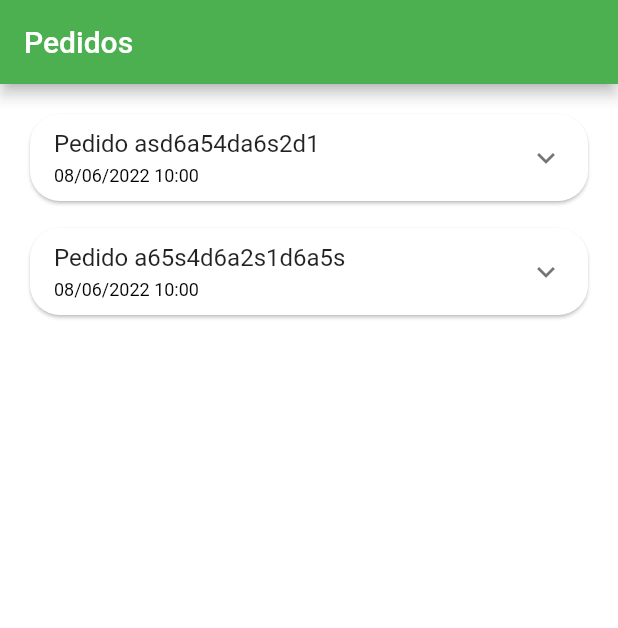
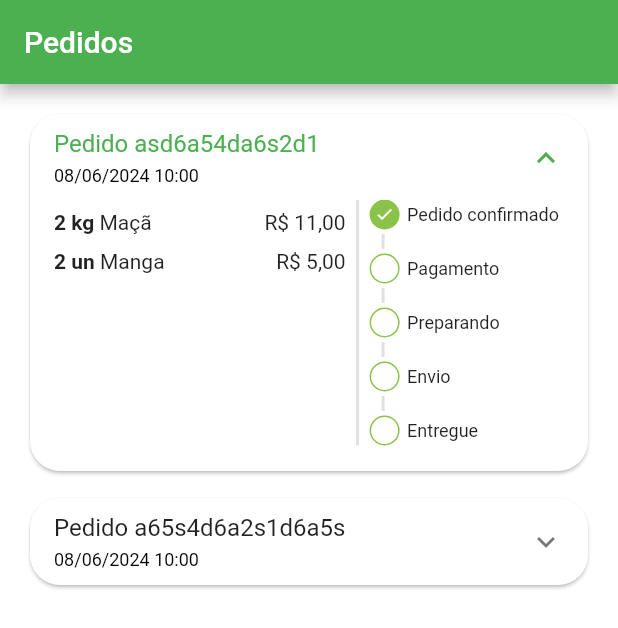
Before and after one commit to douglasgmsantos/udemy-quitanda, a Flutter app: the OrdersTab screen opened directly, on a phone screen of 412 x 824 dp. Shown: the top 628 px of the screen. Run offline on Flutter 3.47's test engine with Material 2 defaults, Android fonts, the phone set to English and light mode, and no system bars; our stand-ins replace animated_text_kit, mask_text_input_formatter.

Commit message:
FEAT: adicionando component de status

```diff
--- a/lib/src/config/app_data.dart
+++ b/lib/src/config/app_data.dart
@@ -94,10 +94,10 @@ List<OrderModel> orders = [
   OrderModel(
     copyAndPaste: 'q1w2e3r4t5y6',
     createdDateTime: DateTime.parse(
-      '2022-06-08 10:00:10.458',
+      '2024-06-08 10:00:10.458',
     ),
     overdueDateTime: DateTime.parse(
-      '2022-06-08 11:00:10.458',
+      '2024-06-08 11:00:10.458',
     ),
     id: 'asd6a54da6s2d1',
     status: 'pending_payment',
@@ -118,10 +118,10 @@ List<OrderModel> orders = [
   OrderModel(
     copyAndPaste: 'q1w2e3r4t5y6',
     createdDateTime: DateTime.parse(
-      '2022-06-08 10:00:10.458',
+      '2024-06-08 10:00:10.458',
     ),
     overdueDateTime: DateTime.parse(
-      '2022-06-08 11:00:10.458',
+      '2024-06-08 11:00:10.458',
     ),
     id: 'a65s4d6a2s1d6a5s',
     status: 'delivered',
--- /dev/null
+++ b/lib/src/pages/orders/components/order_status_widget.dart
@@ -0,0 +1,114 @@
+import 'package:flutter/material.dart';
+import 'package:quitanda/src/config/custom_colors.dart';
+
+class OrderStatusWidget extends StatelessWidget {
+  OrderStatusWidget({super.key, required this.status, required this.isOverdue});
+
+  final String status;
+  final bool isOverdue;
+
+  final Map<String, int> allStatus = <String, int>{
+    "pending_payment": 0,
+    "refunded": 1,
+    "paid": 2,
+    "preparing_purchase": 3,
+    "shipping": 4,
+    "delivered": 5
+  };
+
+  int get currentStatus => allStatus[status]!;
+
+  @override
+  Widget build(BuildContext context) {
+    return Column(
+      crossAxisAlignment: CrossAxisAlignment.start,
+      children: [
+        const _StatusDot(title: "Pedido confirmado", isActive: true),
+        const _CustomDivider(),
+
+        if (currentStatus == 1) ...[
+          const _StatusDot(
+            isActive: true,
+            title: "Pix estornado",
+            backgroundColor: Colors.orange,
+          )
+        ] else if (isOverdue) ...[
+          const _StatusDot(
+            isActive: true,
+            title: "Pagamento Pix vencido",
+            backgroundColor: Colors.red,
+          )
+        ] else ...[
+          _StatusDot(isActive: currentStatus >= 2, title: "Pagamento"),
+          const _CustomDivider(),
+          _StatusDot(isActive: currentStatus >= 3, title: "Preparando"),
+          const _CustomDivider(),
+          _StatusDot(isActive: currentStatus >= 4, title: "Envio"),
+          const _CustomDivider(),
+          _StatusDot(isActive: currentStatus == 5, title: "Entregue"),
+        ]
+
+        // _StatusDot(title: "Teste de pagamento", isActive: false),
+      ],
+    );
+  }
+}
+
+class _CustomDivider extends StatelessWidget {
+  const _CustomDivider();
+
+  @override
+  Widget build(BuildContext context) {
+    return Container(
+      margin: const EdgeInsets.symmetric(horizontal: 8, vertical: 3),
+      height: 10,
+      width: 2,
+      color: Colors.grey.shade300,
+    );
+  }
+}
+
+class _StatusDot extends StatelessWidget {
+  const _StatusDot(
+      {required this.isActive, required this.title, this.backgroundColor});
+
+  final bool isActive;
+  final String title;
+  final Color? backgroundColor;
+
+  @override
+  Widget build(BuildContext context) {
+    return Row(children: [
+      //Dot
+      Container(
+        alignment: Alignment.center,
+        height: 20,
+        width: 20,
+        decoration: BoxDecoration(
+          shape: BoxShape.circle,
+          border: Border.all(color: CustomColors.customSwatchColor),
+          color: isActive
+              ? backgroundColor ?? CustomColors.customSwatchColor
+              : Colors.transparent,
+        ),
+        child: isActive
+            ? const Icon(
+                Icons.check,
+                size: 13,
+                color: Colors.white,
+              )
+            : const SizedBox.shrink(),
+      ),
+
+      const SizedBox(
+        width: 5,
+      ),
+      //Texto
+      Expanded(
+          child: Text(
+        title,
+        style: const TextStyle(fontSize: 12),
+      ))
+    ]);
+  }
+}
--- a/lib/src/pages/orders/components/order_tile.dart
+++ b/lib/src/pages/orders/components/order_tile.dart
@@ -1,6 +1,7 @@
 import 'package:flutter/material.dart';
 import 'package:quitanda/src/model/cart_item_model.dart';
 import 'package:quitanda/src/model/order_model.dart';
+import 'package:quitanda/src/pages/orders/components/order_status_widget.dart';
 import 'package:quitanda/src/utils/utils_services.dart';
 
 class OrderTile extends StatelessWidget {
@@ -16,6 +17,7 @@ class OrderTile extends StatelessWidget {
       child: Theme(
         data: Theme.of(context).copyWith(dividerColor: Colors.transparent),
         child: ExpansionTile(
+          initiallyExpanded: order.status == "pending_payment",
           title: Column(
             crossAxisAlignment: CrossAxisAlignment.start,
             mainAxisSize: MainAxisSize.min,
@@ -32,12 +34,14 @@ class OrderTile extends StatelessWidget {
           ),
           childrenPadding: const EdgeInsets.fromLTRB(16, 0, 16, 16),
           children: [
-            SizedBox(
-              height: 150,
+            IntrinsicHeight(
               child: Row(
                 children: [
+                  //Itens do pedido
                   Expanded(
                     flex: 3,
+                    child: SizedBox(
+                      height: 150,
                       child: ListView(
                         children: order.items
                             .map((orderItem) => _OrderItemWidget(
@@ -47,10 +51,20 @@ class OrderTile extends StatelessWidget {
                             .toList(),
                       ),
                     ),
+                  ),
+
+                  //divisão
+                  VerticalDivider(
+                    color: Colors.grey.shade300,
+                    thickness: 2,
+                  ),
+
+                  //Status d pedido
                   Expanded(
                     flex: 2,
-                    child: Container(
-                      color: Colors.blue,
+                    child: OrderStatusWidget(
+                      status: order.status,
+                      isOverdue: order.overdueDateTime.isBefore(DateTime.now()),
                     ),
                   )
                 ],
```
Lines whose indentation alone changed are shown as unchanged.
